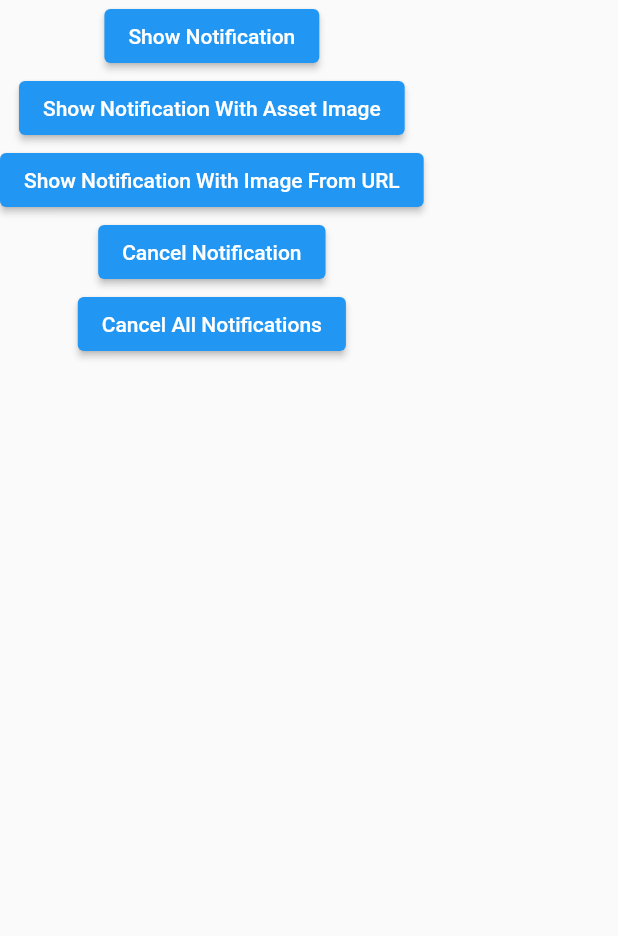
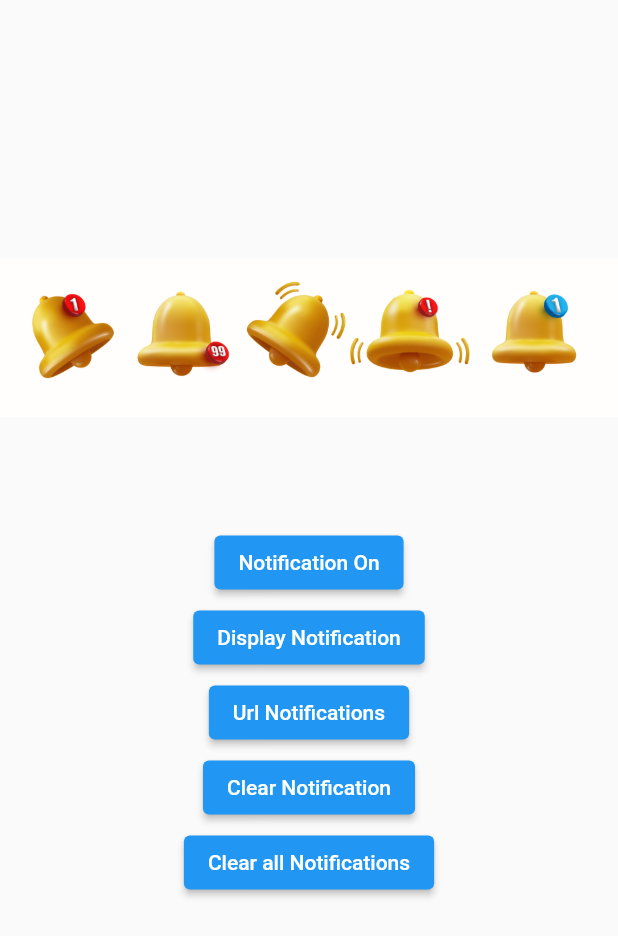
Before and after one commit to winfrida22/notification, a Flutter app: the screen it shows after launch, after a tap on "Notifications", on a phone screen of 412 x 824 dp. Shown: the top 936 px of the screen. Run offline on Flutter 3.47's test engine with Material 2 defaults, Android fonts, the phone set to English and light mode, and no system bars; our stand-ins replace awesome_notifications; missing offline and left inert: flutter_phone_direct_caller, flutter_sms.

Commit message:
updates in all screen

```diff
--- a/lib/home.dart
+++ b/lib/home.dart
@@ -1,12 +1,8 @@
-
-
 import 'package:flutter/cupertino.dart';
 import 'package:flutter/material.dart';
 import 'package:flutter_sms/flutter_sms.dart';
 import 'package:notifications/call.dart';
 import 'package:notifications/notifications.dart';
-
-
 
 class HomeScreen extends StatefulWidget {
   @override
@@ -14,7 +10,6 @@ class HomeScreen extends StatefulWidget {
 }
 
 class _HomeScreenState extends State<HomeScreen> {
-
   String message = "This is a test message!";
   List<String> recipients = ["+255719401594", "+255693331836"];
 
@@ -27,21 +22,31 @@ class _HomeScreenState extends State<HomeScreen> {
     print(_result);
   }
 
-
   @override
   Widget build(BuildContext context) {
     return Scaffold(
       body: SafeArea(
+        child: SingleChildScrollView(
           child: Container(
             alignment: Alignment.topCenter,
             padding: EdgeInsets.all(20),
             child: Column(
               children: [
-
                 const SizedBox(
                   height: 70,
                 ),
-
+                Container(
+                  height: 200,
+                  width: double.infinity,
+                  decoration: BoxDecoration(
+                    image: DecorationImage(
+                      image: AssetImage("assets/images/home.jpg"),
+                    ),
+                  ),
+                ),
+                const SizedBox(
+                      height: 20,
+                    ),
                 Row(
                   // Number of columns in the grid
                   mainAxisAlignment: MainAxisAlignment.spaceBetween,
@@ -50,9 +55,11 @@ class _HomeScreenState extends State<HomeScreen> {
                       onTap: () {
                         // openCamera();
                         Navigator.push(
-                          context, MaterialPageRoute(builder: (context) => CallScreen()));
+                            context,
+                            MaterialPageRoute(
+                                builder: (context) => CallScreen()));
                       },
-                      child:  Card(
+                      child: Card(
                         child: Padding(
                           padding: EdgeInsets.symmetric(
                               horizontal: 20.0, vertical: 20),
@@ -152,42 +159,43 @@ class _HomeScreenState extends State<HomeScreen> {
                         ),
                       ),
                     ),
-                  InkWell(
-                    onTap: () {
-                      // _openGallery();
-                      // _sendSMS(message, recipients);
-                    },
-                    child:Card(
-                      child: Padding(
-                        padding: EdgeInsets.symmetric(
-                            horizontal: 20.0, vertical: 20),
-                        child: Column(
-                          mainAxisAlignment: MainAxisAlignment.center,
-                          children: [
-                            Icon(
-                              Icons.message_outlined,
-                              size: 50,
-                            ), // Replace 'icon_name_3' with the desired icon
-                            SizedBox(height: 8),
-                            Text(
-                              'Message',
-                              textAlign: TextAlign.center,
-                              style: TextStyle(
-                                fontSize: 16,
-                                fontWeight: FontWeight.bold,
-                              ),
+                    // InkWell(
+                    //   onTap: () {
+                    //     // _openGallery();
+                    //     // _sendSMS(message, recipients);
+                    //   },
+                    //   child:Card(
+                    //     child: Padding(
+                    //       padding: EdgeInsets.symmetric(
+                    //           horizontal: 20.0, vertical: 20),
+                    //       child: Column(
+                    //         mainAxisAlignment: MainAxisAlignment.center,
+                    //         children: [
+                    //           Icon(
+                    //             Icons.message_outlined,
+                    //             size: 50,
+                    //           ), // Replace 'icon_name_3' with the desired icon
+                    //           SizedBox(height: 8),
+                    //           Text(
+                    //             'Message',
+                    //             textAlign: TextAlign.center,
+                    //             style: TextStyle(
+                    //               fontSize: 16,
+                    //               fontWeight: FontWeight.bold,
+                    //             ),
+                    //           ),
+                    //         ],
+                    //       ),
+                    //     ),
+                    //   ),
+                    // ),
+                  ],
                 ),
               ],
             ),
           ),
         ),
       ),
-                ],
-              ),
-                ],
-              ),
-          ),
-      ),
     );
   }
 }
--- a/lib/notifications.dart
+++ b/lib/notifications.dart
@@ -10,16 +10,39 @@ class _NotificationsScreenState extends State<NotificationsScreen> {
   @override
   Widget build(BuildContext context) {
     return Scaffold(
-      body: SafeArea(
+      body: Center(
         child: Column(
+
           children: [
+
+                SizedBox(height: 100,),
+
+                Container(
+                  height:250 ,
+                  width: double.infinity,
+                  decoration:BoxDecoration(
+                    image: DecorationImage(image: AssetImage("assets/images/notification.jpg"))
+                  ),
+
+                ),
+
+            Container(
+              height:250,
+              width: double.infinity,
+              child: Column(
+
+                mainAxisAlignment: MainAxisAlignment.spaceAround,
+                crossAxisAlignment: CrossAxisAlignment.center,
+                children: [
+
                   ElevatedButton(
                       onPressed: () async {
                         bool isallowed =
                             await AwesomeNotifications().isNotificationAllowed();
                         if (!isallowed) {
                           //no permission of local notification
-                  AwesomeNotifications().requestPermissionToSendNotifications();
+                          AwesomeNotifications()
+                              .requestPermissionToSendNotifications();
                         } else {
                           //show notification
                           AwesomeNotifications().createNotification(
@@ -33,14 +56,15 @@ class _NotificationsScreenState extends State<NotificationsScreen> {
                                   payload: {"name": "FlutterCampus"}));
                         }
                       },
-              child: Text("Show Notification")),
+                      child: Text("Notification On")),
                   ElevatedButton(
                       onPressed: () async {
                         bool isallowed =
                             await AwesomeNotifications().isNotificationAllowed();
                         if (!isallowed) {
                           //no permission of local notification
-                  AwesomeNotifications().requestPermissionToSendNotifications();
+                          AwesomeNotifications()
+                              .requestPermissionToSendNotifications();
                         } else {
                           //show notification
                           AwesomeNotifications().createNotification(
@@ -49,7 +73,8 @@ class _NotificationsScreenState extends State<NotificationsScreen> {
                                   id: 1234,
                                   channelKey: 'image',
                                   title: 'Simple Notification With Image',
-                          body: 'This simple notification is from Flutter App',
+                                  body:
+                                      'This simple notification is from Flutter App',
                                   bigPicture: 'asset://assets/images/elephant.jpg',
                                   notificationLayout: NotificationLayout.BigPicture,
                                   fullScreenIntent: true, //it will display over app
@@ -57,14 +82,15 @@ class _NotificationsScreenState extends State<NotificationsScreen> {
                                   payload: {"id": "1234"}));
                         }
                       },
-              child: Text("Show Notification With Asset Image")),
+                      child: Text("Display Notification")),
                   ElevatedButton(
                       onPressed: () async {
                         bool isallowed =
                             await AwesomeNotifications().isNotificationAllowed();
                         if (!isallowed) {
                           //no permission of local notification
-                  AwesomeNotifications().requestPermissionToSendNotifications();
+                          AwesomeNotifications()
+                              .requestPermissionToSendNotifications();
                         } else {
                           //show notification
                           AwesomeNotifications().createNotification(
@@ -73,27 +99,30 @@ class _NotificationsScreenState extends State<NotificationsScreen> {
                                   id: 12345,
                                   channelKey: 'image',
                                   title: 'Simple Notification with Network Image',
-                          body: 'This simple notification is from Flutter App',
-                          bigPicture:
-                              'https://www.fluttercampus.com/img/logo_small.webp',
+                                  body:
+                                      'This simple notification is from Flutter App',
+                                  bigPicture: 'https://www.fluttercampus.com/img/logo_small.webp',
                                   notificationLayout: NotificationLayout.BigPicture,
                                   payload: {"id": "12345"}));
                         }
                       },
-              child: Text("Show Notification With Image From URL")),
+                      child: Text("Url Notifications")),
                   ElevatedButton(
                       onPressed: () {
                         AwesomeNotifications().dismiss(123);
                       },
-              child: Text("Cancel Notification")),
+                      child: Text("Clear Notification")),
                   ElevatedButton(
                       onPressed: () {
                         AwesomeNotifications().dismissAllNotifications();
                       },
-              child: Text("Cancel All Notifications")),
-
+                      child: Text("Clear all Notifications")),
                 ],
-        )),
+              ),
+            ),
+          ],
+        ),
+      ),
     );
   }
 }
--- a/pubspec.yaml
+++ b/pubspec.yaml
@@ -69,6 +69,9 @@ flutter:
   #   - images/a_dot_burr.jpeg
   #   - images/a_dot_ham.jpeg
 
+  assets:
+    - assets/images/
+    - assets/icons/
   # An image asset can refer to one or more resolution-specific "variants", see
   # https://flutter.dev/assets-and-images/#resolution-aware
 
```
Also changed, not shown: assets/icons/call.png (added), assets/icons/message.png (added), assets/images/home.jpg (added), assets/images/notification.jpg (added). Lines whose indentation alone changed are shown as unchanged.
